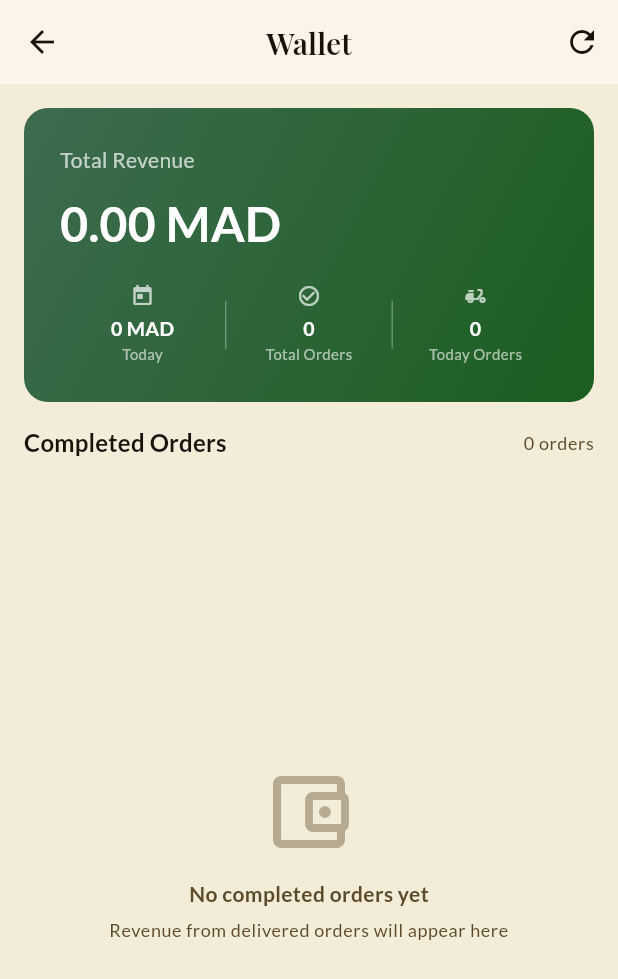
After one commit to techvivek32/pharmacy, a Flutter app: the ProfileScreen screen opened directly, after a tap on "Wallet", on a phone screen of 412 x 824 dp. The commit adds this screen. Shown: the top 979 px of the screen. Run offline on Flutter 3.47's test engine with Material 3 defaults, Android fonts, the phone set to English and light mode, and no system bars; our stand-ins replace cached_network_image, flutter_dotenv, flutter_map, geocoding, geolocator, google_fonts and 4 more; missing offline and left inert: razorpay_flutter; accounts and stored records are empty; network calls fail.

Commit message:
feat: add wallet screen and update revenue calculations
- Add new wallet screen to display pharmacy revenue and completed orders
- Update confirmed order count logic to exclude delivered/cancelled/pending statuses
- Change revenue calculations from totalAmount to subtotal field
- Improve dashboard stat card layout to prevent text overflow

```diff
--- a/pharmacy_app/lib/features/home/screens/home_screen.dart
+++ b/pharmacy_app/lib/features/home/screens/home_screen.dart
@@ -102,7 +102,7 @@ class _DashboardTabState extends State<_DashboardTab> {
           try {
             final dt = DateTime.parse((o['createdAt'] ?? '').toString());
             if (dt.year == today.year && dt.month == today.month && dt.day == today.day) {
-              rev += (o['totalAmount'] as num?)?.toDouble() ?? 0;
+              rev += (o['subtotal'] as num?)?.toDouble() ?? 0;
             }
           } catch (_) {}
         }
@@ -345,7 +345,7 @@ class _DashboardTabState extends State<_DashboardTab> {
                               Column(
                                 crossAxisAlignment: CrossAxisAlignment.end,
                                 children: [
-                                  Text('${(o['totalAmount'] as num?)?.toStringAsFixed(0) ?? '0'} MAD',
+                                  Text('${(o['subtotal'] as num?)?.toStringAsFixed(0) ?? '0'} MAD',
                                       style: const TextStyle(fontWeight: FontWeight.bold, fontSize: 13)),
                                   Container(
                                     padding: const EdgeInsets.symmetric(horizontal: 6, vertical: 2),
@@ -438,8 +438,14 @@ class _DashboardTabState extends State<_DashboardTab> {
             child: Column(
               crossAxisAlignment: CrossAxisAlignment.start,
               children: [
-                Text(value, style: TextStyle(fontWeight: FontWeight.bold, fontSize: 18, color: color)),
                 Text(label, style: const TextStyle(fontSize: 11, color: AppTheme.textSecondary)),
+                const SizedBox(height: 2),
+                FittedBox(
+                  fit: BoxFit.scaleDown,
+                  alignment: Alignment.centerLeft,
+                  child: Text(value,
+                      style: TextStyle(fontWeight: FontWeight.bold, fontSize: 18, color: color)),
+                ),
               ],
             ),
           ),
--- a/pharmacy_app/lib/features/profile/profile_screen.dart
+++ b/pharmacy_app/lib/features/profile/profile_screen.dart
@@ -5,6 +5,7 @@ import '../../core/widgets/app_card.dart';
 import '../../core/widgets/input_field.dart';
 import '../../core/widgets/primary_button.dart';
 import '../../providers/auth_provider.dart';
+import 'wallet_screen.dart';
 
 class ProfileScreen extends StatelessWidget {
   const ProfileScreen({super.key});
@@ -63,6 +64,12 @@ class ProfileScreen extends StatelessWidget {
               Icons.edit,
               'Edit Profile',
               () => _showEditProfile(context, user),
+            ),
+            _buildMenuItem(
+              context,
+              Icons.account_balance_wallet_outlined,
+              'Wallet',
+              () => Navigator.push(context, MaterialPageRoute(builder: (_) => const PharmacyWalletScreen())),
             ),
             _buildMenuItem(
               context,
--- /dev/null
+++ b/pharmacy_app/lib/features/profile/wallet_screen.dart
@@ -0,0 +1,207 @@
+import 'package:flutter/material.dart';
+import '../../core/theme/app_theme.dart';
+import '../../services/api_service.dart';
+
+class PharmacyWalletScreen extends StatefulWidget {
+  const PharmacyWalletScreen({super.key});
+
+  @override
+  State<PharmacyWalletScreen> createState() => _PharmacyWalletScreenState();
+}
+
+class _PharmacyWalletScreenState extends State<PharmacyWalletScreen> {
+  bool _loading = true;
+  double _totalRevenue = 0;
+  double _todayRevenue = 0;
+  int _totalOrders = 0;
+  int _todayOrders = 0;
+  List<Map<String, dynamic>> _deliveredOrders = [];
+
+  @override
+  void initState() {
+    super.initState();
+    _fetchData();
+  }
+
+  Future<void> _fetchData() async {
+    setState(() => _loading = true);
+    final res = await ApiService.get('/pharmacy/orders');
+    if (!mounted) return;
+    if (res.success && res.data != null) {
+      final orders = List<Map<String, dynamic>>.from(
+        (res.data['orders'] as List? ?? []).map((e) => Map<String, dynamic>.from(e)),
+      );
+
+      final delivered = orders.where((o) => o['status'] == 'delivered').toList();
+      final today = DateTime.now();
+
+      double total = 0;
+      double todayRev = 0;
+      int todayCount = 0;
+
+      for (final o in delivered) {
+        final amount = (o['subtotal'] as num?)?.toDouble() ?? 0;
+        total += amount;
+        try {
+          final dt = DateTime.parse((o['createdAt'] ?? '').toString()).toLocal();
+          if (dt.year == today.year && dt.month == today.month && dt.day == today.day) {
+            todayRev += amount;
+            todayCount++;
+          }
+        } catch (_) {}
+      }
+
+      setState(() {
+        _deliveredOrders = delivered;
+        _totalRevenue = total;
+        _todayRevenue = todayRev;
+        _totalOrders = delivered.length;
+        _todayOrders = todayCount;
+        _loading = false;
+      });
+    } else {
+      setState(() => _loading = false);
+    }
+  }
+
+  String _formatDate(dynamic raw) {
+    if (raw == null) return '';
+    try {
+      final dt = DateTime.parse(raw.toString()).toLocal();
+      return '${dt.day.toString().padLeft(2, '0')}/${dt.month.toString().padLeft(2, '0')}/${dt.year}';
+    } catch (_) {
+      return '';
+    }
+  }
+
+  @override
+  Widget build(BuildContext context) {
+    return Scaffold(
+      appBar: AppBar(
+        title: const Text('Wallet'),
+        actions: [IconButton(icon: const Icon(Icons.refresh), onPressed: _fetchData)],
+      ),
+      body: _loading
+          ? const Center(child: CircularProgressIndicator())
+          : RefreshIndicator(
+              onRefresh: _fetchData,
+              child: Column(
+                children: [
+                  // Revenue card
+                  Container(
+                    width: double.infinity,
+                    margin: const EdgeInsets.all(AppTheme.spacing16),
+                    padding: const EdgeInsets.all(AppTheme.spacing24),
+                    decoration: BoxDecoration(
+                      gradient: const LinearGradient(
+                        colors: [AppTheme.primary, AppTheme.primaryDark],
+                        begin: Alignment.topLeft,
+                        end: Alignment.bottomRight,
+                      ),
+                      borderRadius: BorderRadius.circular(AppTheme.radiusLarge),
+                    ),
+                    child: Column(
+                      crossAxisAlignment: CrossAxisAlignment.start,
+                      children: [
+                        const Text('Total Revenue', style: TextStyle(color: Colors.white70, fontSize: 14)),
+                        const SizedBox(height: AppTheme.spacing8),
+                        Text(
+                          '${_totalRevenue.toStringAsFixed(2)} MAD',
+                          style: const TextStyle(color: Colors.white, fontSize: 32, fontWeight: FontWeight.bold),
+                        ),
+                        const SizedBox(height: AppTheme.spacing16),
+                        Row(
+                          children: [
+                            Expanded(child: _miniStat('Today', '${_todayRevenue.toStringAsFixed(0)} MAD', Icons.today)),
+                            Container(width: 1, height: 32, color: Colors.white30),
+                            Expanded(child: _miniStat('Total Orders', '$_totalOrders', Icons.check_circle_outline)),
+                            Container(width: 1, height: 32, color: Colors.white30),
+                            Expanded(child: _miniStat('Today Orders', '$_todayOrders', Icons.delivery_dining)),
+                          ],
+                        ),
+                      ],
+                    ),
+                  ),
+
+                  // List header
+                  Padding(
+                    padding: const EdgeInsets.symmetric(horizontal: AppTheme.spacing16),
+                    child: Row(
+                      mainAxisAlignment: MainAxisAlignment.spaceBetween,
+                      children: [
+                        Text('Completed Orders', style: Theme.of(context).textTheme.titleMedium),
+                        Text('${_deliveredOrders.length} orders',
+                            style: Theme.of(context).textTheme.bodySmall?.copyWith(color: AppTheme.textSecondary)),
+                      ],
+                    ),
+                  ),
+                  const SizedBox(height: AppTheme.spacing8),
+
+                  Expanded(
+                    child: _deliveredOrders.isEmpty
+                        ? Center(
+                            child: Column(
+                              mainAxisAlignment: MainAxisAlignment.center,
+                              children: [
+                                Icon(Icons.account_balance_wallet_outlined,
+                                    size: 64, color: AppTheme.textSecondary.withOpacity(0.4)),
+                                const SizedBox(height: AppTheme.spacing12),
+                                const Text('No completed orders yet',
+                                    style: TextStyle(fontWeight: FontWeight.w600)),
+                                const SizedBox(height: AppTheme.spacing4),
+                                Text('Revenue from delivered orders will appear here',
+                                    style: Theme.of(context).textTheme.bodySmall,
+                                    textAlign: TextAlign.center),
+                              ],
+                            ),
+                          )
+                        : ListView.separated(
+                            padding: const EdgeInsets.symmetric(horizontal: AppTheme.spacing16),
+                            itemCount: _deliveredOrders.length,
+                            separatorBuilder: (_, __) => const Divider(height: 1),
+                            itemBuilder: (context, index) {
+                              final o = _deliveredOrders[index];
+                              final amount = (o['subtotal'] as num?)?.toDouble() ?? 0;
+                              return ListTile(
+                                contentPadding: EdgeInsets.zero,
+                                leading: CircleAvatar(
+                                  backgroundColor: AppTheme.success.withOpacity(0.1),
+                                  child: const Icon(Icons.check_circle, color: AppTheme.success, size: 20),
+                                ),
+                                title: Text(
+                                  o['orderNumber']?.toString() ?? '',
+                                  style: const TextStyle(fontWeight: FontWeight.w600, fontSize: 14),
+                                ),
+                                subtitle: Text(
+                                  _formatDate(o['createdAt']),
+                                  style: Theme.of(context).textTheme.bodySmall,
+                                ),
+                                trailing: Text(
+                                  '+${amount.toStringAsFixed(2)} MAD',
+                                  style: const TextStyle(
+                                    fontWeight: FontWeight.bold,
+                                    color: AppTheme.success,
+                                    fontSize: 14,
+                                  ),
+                                ),
+                              );
+                            },
+                          ),
+                  ),
+                ],
+              ),
+            ),
+    );
+  }
+
+  Widget _miniStat(String label, String value, IconData icon) {
+    return Column(
+      children: [
+        Icon(icon, color: Colors.white70, size: 16),
+        const SizedBox(height: 4),
+        Text(value, style: const TextStyle(color: Colors.white, fontWeight: FontWeight.bold, fontSize: 13)),
+        Text(label, style: const TextStyle(color: Colors.white60, fontSize: 10)),
+      ],
+    );
+  }
+}
--- a/pharmacy_app/lib/providers/prescription_provider.dart
+++ b/pharmacy_app/lib/providers/prescription_provider.dart
@@ -40,7 +40,7 @@ class PrescriptionProvider with ChangeNotifier {
       final ordersResponse = await ApiService.get('/pharmacy/orders');
       if (ordersResponse.success) {
         final orders = (ordersResponse.data['orders'] as List?) ?? [];
-        _confirmedCount = orders.where((o) => o['status'] == 'confirmed' || o['status'] == 'preparing' || o['status'] == 'ready').length;
+        _confirmedCount = orders.where((o) => !['delivered', 'cancelled', 'pending'].contains(o['status'])).length;
         _completedCount = orders.where((o) => o['status'] == 'delivered').length;
       }
     } catch (e) {
```
